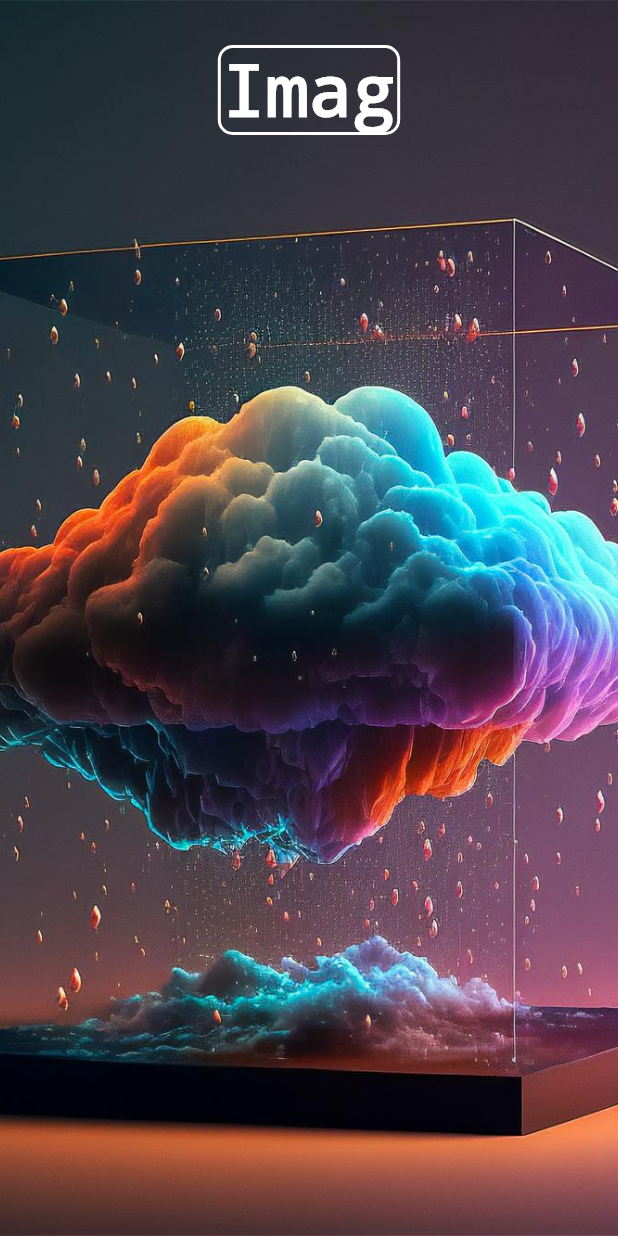
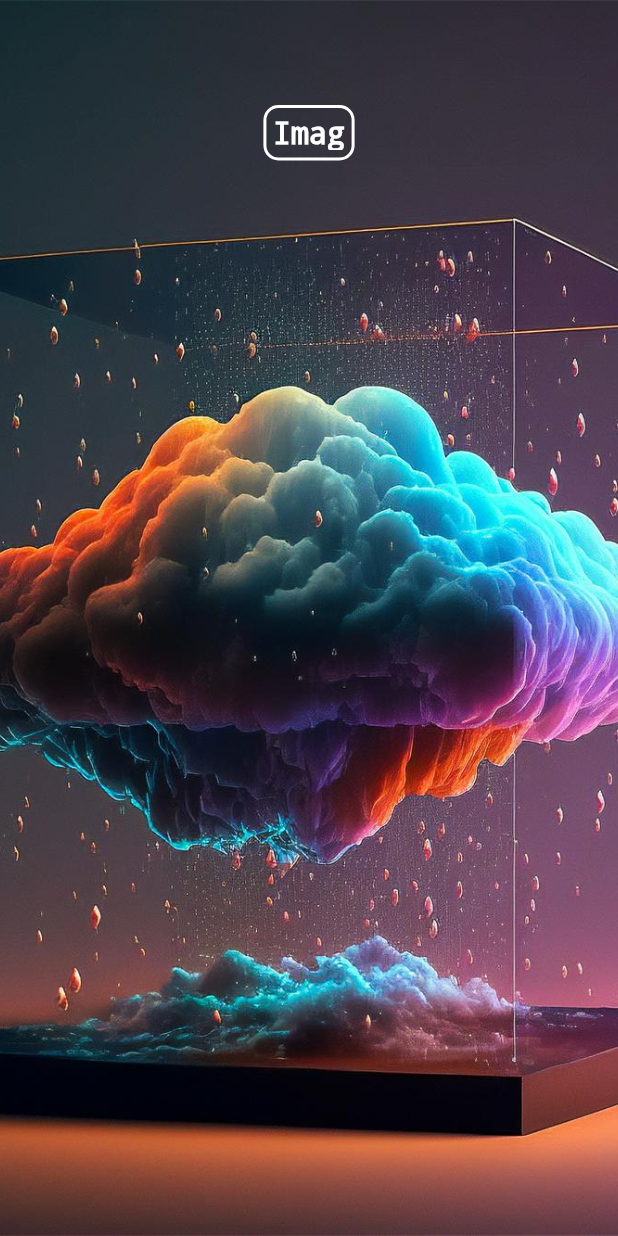
Before and after one commit to Nada120/image-generator, a Flutter app: the first screen one second after launch, on a phone screen of 412 x 824 dp. Run offline on Flutter 3.47's test engine with Material 2 defaults, Android fonts, the phone set to English and light mode, and no system bars; our stand-ins replace image_gallery_saver, modal_progress_hud_nsn.

Commit message:
change text style in splash screen

```diff
--- a/lib/views/splash_screen.dart
+++ b/lib/views/splash_screen.dart
@@ -23,7 +23,7 @@ class _SplashScreenState extends State<SplashScreen>
     );
     widthAnimate = Tween<double>(
       begin: 0,
-      end: 400,
+      end: 200,
     ).animate(_controller);
 
     widthAnimate.addListener(() {
@@ -31,7 +31,7 @@ class _SplashScreenState extends State<SplashScreen>
     });
     _controller.forward();
 
-    Timer(const Duration(seconds: 1), () {
+    Timer(const Duration(seconds: 2), () {
       Navigator.pushReplacementNamed(context, 'home');
     });
   }
@@ -55,9 +55,10 @@ class _SplashScreenState extends State<SplashScreen>
       ),
       child: Column(
         children: [
-          const SizedBox(height: 30),
+          const SizedBox(height: 70),
           AnimatedContainer(
             curve: Curves.linear,
+            padding: const EdgeInsets.symmetric(vertical: 5),
             duration: const Duration(milliseconds: 700),
             width: widthAnimate.value,
             decoration: BoxDecoration(
@@ -73,6 +74,7 @@ class _SplashScreenState extends State<SplashScreen>
               maxLines: 1,
               textAlign: TextAlign.center,
               style: TextStyle(
+                fontSize: 20,
                 color: Colors.white,
                 decoration: TextDecoration.none,
               ),
```
